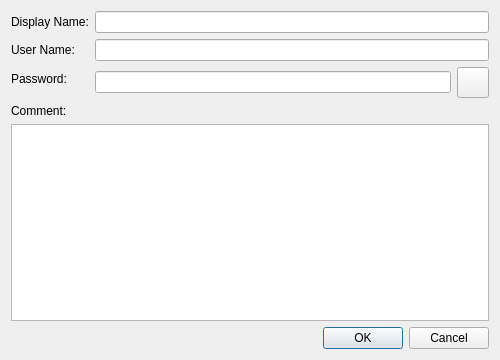
dchapyshev/aspia, file source/client/ui/hosts/router_host_dialog.ui: the form before one commit.
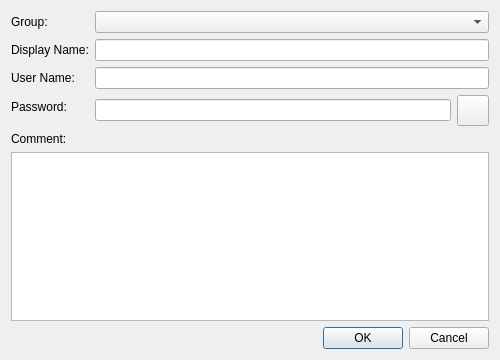
The form after the commit. Icons and pictures are not drawn. Custom widgets are drawn as their Qt base class.

```diff
--- a/source/client/ui/hosts/router_host_dialog.ui
+++ b/source/client/ui/hosts/router_host_dialog.ui
@@ -20,33 +20,43 @@
    <item>
     <layout class="QFormLayout" name="formLayout">
      <item row="0" column="0">
+      <widget class="QLabel" name="label_group">
+       <property name="text">
+        <string>Group:</string>
+       </property>
+      </widget>
+     </item>
+     <item row="0" column="1">
+      <widget class="GroupComboBox" name="combo_group"/>
+     </item>
+     <item row="1" column="0">
       <widget class="QLabel" name="label_display_name">
        <property name="text">
         <string>Display Name:</string>
        </property>
       </widget>
      </item>
-     <item row="0" column="1">
+     <item row="1" column="1">
       <widget class="QLineEdit" name="edit_display_name"/>
      </item>
-     <item row="1" column="0">
+     <item row="2" column="0">
       <widget class="QLabel" name="label_user_name">
        <property name="text">
         <string>User Name:</string>
        </property>
       </widget>
      </item>
-     <item row="1" column="1">
+     <item row="2" column="1">
       <widget class="QLineEdit" name="edit_user_name"/>
      </item>
-     <item row="2" column="0">
+     <item row="3" column="0">
       <widget class="QLabel" name="label_password">
        <property name="text">
         <string>Password:</string>
        </property>
       </widget>
      </item>
-     <item row="2" column="1">
+     <item row="3" column="1">
       <layout class="QHBoxLayout" name="horizontalLayout_password">
        <item>
         <widget class="PasswordEdit" name="edit_password"/>
@@ -97,6 +107,11 @@
    <extends>QDialogButtonBox</extends>
    <header>common/ui/dialog_button_box.h</header>
   </customwidget>
+  <customwidget>
+   <class>GroupComboBox</class>
+   <extends>QComboBox</extends>
+   <header>client/ui/hosts/group_combo_box.h</header>
+  </customwidget>
   <customwidget>
    <class>PasswordEdit</class>
    <extends>QLineEdit</extends>
```
Left out of the diff: 2 changed lines with no effect on the pictures.
